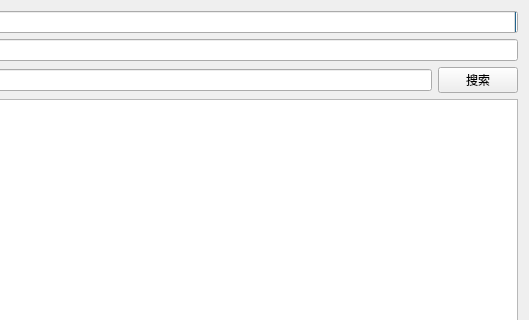
Before: the Qt Designer form ehentaiManager/GamieHentaiMainWindow.ui in Gaaaaaami/ehentai_manager, drawn with Qt 5; both pictures show x 271 to 800 and y 0 to 320 of the 800 by 600 pixel window.
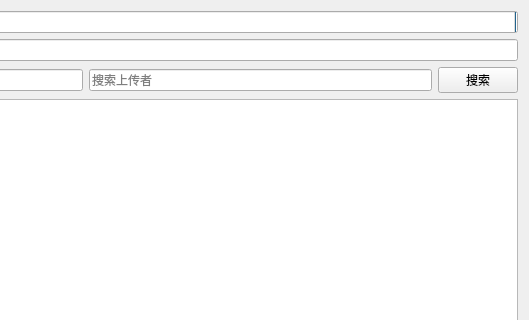
After: the same form once the commit is applied.

Diff of the .ui file:
```diff
--- a/ehentaiManager/GamieHentaiMainWindow.ui
+++ b/ehentaiManager/GamieHentaiMainWindow.ui
@@ -49,6 +49,13 @@
        </property>
       </widget>
      </item>
+     <item>
+      <widget class="QLineEdit" name="lineEdit_uploader">
+       <property name="placeholderText">
+        <string>搜索上传者</string>
+       </property>
+      </widget>
+     </item>
      <item>
       <widget class="QPushButton" name="pushButton_search">
        <property name="text">
```
